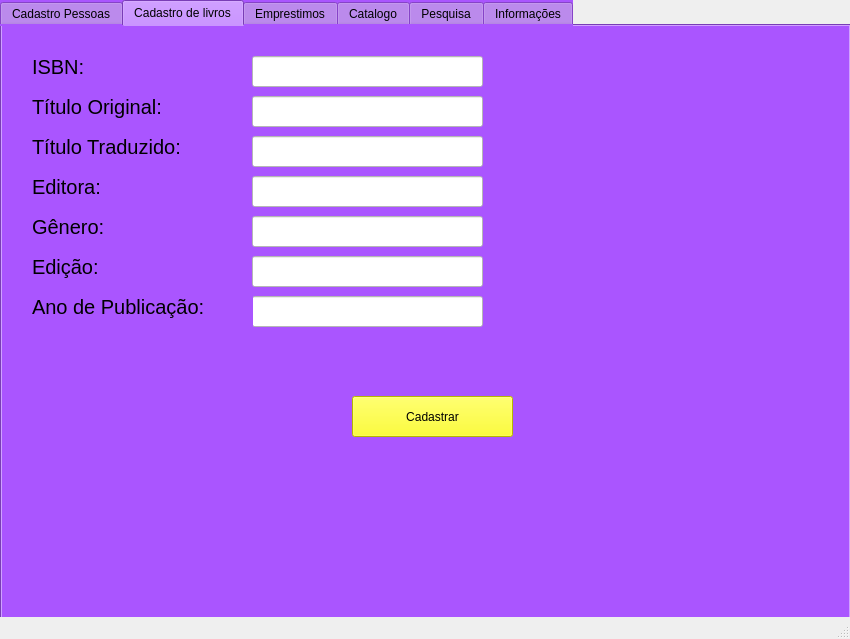
FelipeModena/BD-Biblioteca-Inae-Python, file BDBiblioteca.ui: the form before one commit.
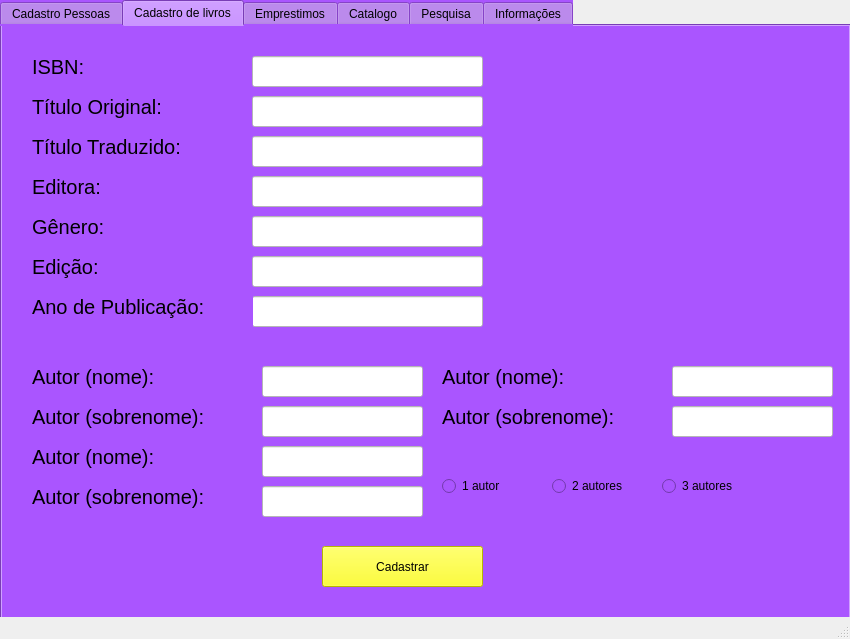
The form after the commit. The open tabs and pages were chosen to show the change.

```diff
--- a/BDBiblioteca.ui
+++ b/BDBiblioteca.ui
@@ -766,8 +766,8 @@
      <widget class="QPushButton" name="CadastraLivro">
       <property name="geometry">
        <rect>
-        <x>350</x>
-        <y>370</y>
+        <x>320</x>
+        <y>520</y>
         <width>161</width>
         <height>41</height>
        </rect>
@@ -779,6 +779,249 @@
        <string>Cadastrar</string>
       </property>
      </widget>
+     <widget class="QLabel" name="NomeAutor1">
+      <property name="geometry">
+       <rect>
+        <x>30</x>
+        <y>330</y>
+        <width>221</width>
+        <height>41</height>
+       </rect>
+      </property>
+      <property name="font">
+       <font>
+        <pointsize>15</pointsize>
+       </font>
+      </property>
+      <property name="lineWidth">
+       <number>1</number>
+      </property>
+      <property name="text">
+       <string>Autor (nome):</string>
+      </property>
+     </widget>
+     <widget class="QLineEdit" name="InsertNomeAutor1">
+      <property name="geometry">
+       <rect>
+        <x>260</x>
+        <y>340</y>
+        <width>161</width>
+        <height>31</height>
+       </rect>
+      </property>
+      <property name="styleSheet">
+       <string notr="true">background-color: rgb(255, 255, 255);</string>
+      </property>
+     </widget>
+     <widget class="QLabel" name="SobrenomAutor1">
+      <property name="geometry">
+       <rect>
+        <x>30</x>
+        <y>370</y>
+        <width>221</width>
+        <height>41</height>
+       </rect>
+      </property>
+      <property name="font">
+       <font>
+        <pointsize>15</pointsize>
+       </font>
+      </property>
+      <property name="lineWidth">
+       <number>1</number>
+      </property>
+      <property name="text">
+       <string>Autor (sobrenome):</string>
+      </property>
+     </widget>
+     <widget class="QLineEdit" name="InsertSobrenomeAutor1">
+      <property name="geometry">
+       <rect>
+        <x>260</x>
+        <y>380</y>
+        <width>161</width>
+        <height>31</height>
+       </rect>
+      </property>
+      <property name="styleSheet">
+       <string notr="true">background-color: rgb(255, 255, 255);</string>
+      </property>
+     </widget>
+     <widget class="QLabel" name="NomeAutor2">
+      <property name="geometry">
+       <rect>
+        <x>30</x>
+        <y>410</y>
+        <width>221</width>
+        <height>41</height>
+       </rect>
+      </property>
+      <property name="font">
+       <font>
+        <pointsize>15</pointsize>
+       </font>
+      </property>
+      <property name="lineWidth">
+       <number>1</number>
+      </property>
+      <property name="text">
+       <string>Autor (nome):</string>
+      </property>
+     </widget>
+     <widget class="QLineEdit" name="InsertNomeAutor2">
+      <property name="geometry">
+       <rect>
+        <x>260</x>
+        <y>420</y>
+        <width>161</width>
+        <height>31</height>
+       </rect>
+      </property>
+      <property name="styleSheet">
+       <string notr="true">background-color: rgb(255, 255, 255);</string>
+      </property>
+     </widget>
+     <widget class="QLabel" name="SobrenomeAutor2">
+      <property name="geometry">
+       <rect>
+        <x>30</x>
+        <y>450</y>
+        <width>221</width>
+        <height>41</height>
+       </rect>
+      </property>
+      <property name="font">
+       <font>
+        <pointsize>15</pointsize>
+       </font>
+      </property>
+      <property name="lineWidth">
+       <number>1</number>
+      </property>
+      <property name="text">
+       <string>Autor (sobrenome):</string>
+      </property>
+     </widget>
+     <widget class="QLineEdit" name="InsertSobrenomeAutor2">
+      <property name="geometry">
+       <rect>
+        <x>260</x>
+        <y>460</y>
+        <width>161</width>
+        <height>31</height>
+       </rect>
+      </property>
+      <property name="styleSheet">
+       <string notr="true">background-color: rgb(255, 255, 255);</string>
+      </property>
+     </widget>
+     <widget class="QLabel" name="NomeAutor3">
+      <property name="geometry">
+       <rect>
+        <x>440</x>
+        <y>330</y>
+        <width>221</width>
+        <height>41</height>
+       </rect>
+      </property>
+      <property name="font">
+       <font>
+        <pointsize>15</pointsize>
+       </font>
+      </property>
+      <property name="lineWidth">
+       <number>1</number>
+      </property>
+      <property name="text">
+       <string>Autor (nome):</string>
+      </property>
+     </widget>
+     <widget class="QLineEdit" name="InsertNomeAutor3">
+      <property name="geometry">
+       <rect>
+        <x>670</x>
+        <y>340</y>
+        <width>161</width>
+        <height>31</height>
+       </rect>
+      </property>
+      <property name="styleSheet">
+       <string notr="true">background-color: rgb(255, 255, 255);</string>
+      </property>
+     </widget>
+     <widget class="QLabel" name="SobrenomeAutor3">
+      <property name="geometry">
+       <rect>
+        <x>440</x>
+        <y>370</y>
+        <width>221</width>
+        <height>41</height>
+       </rect>
+      </property>
+      <property name="font">
+       <font>
+        <pointsize>15</pointsize>
+       </font>
+      </property>
+      <property name="lineWidth">
+       <number>1</number>
+      </property>
+      <property name="text">
+       <string>Autor (sobrenome):</string>
+      </property>
+     </widget>
+     <widget class="QLineEdit" name="InsertSobrenomeAutor3">
+      <property name="geometry">
+       <rect>
+        <x>670</x>
+        <y>380</y>
+        <width>161</width>
+        <height>31</height>
+       </rect>
+      </property>
+      <property name="styleSheet">
+       <string notr="true">background-color: rgb(255, 255, 255);</string>
+      </property>
+     </widget>
+     <widget class="QRadioButton" name="radioButton">
+      <property name="geometry">
+       <rect>
+        <x>440</x>
+        <y>450</y>
+        <width>95</width>
+        <height>20</height>
+       </rect>
+      </property>
+      <property name="text">
+       <string>1 autor</string>
+      </property>
+     </widget>
+     <widget class="QRadioButton" name="radioButton_2">
+      <property name="geometry">
+       <rect>
+        <x>550</x>
+        <y>450</y>
+        <width>95</width>
+        <height>20</height>
+       </rect>
+      </property>
+      <property name="text">
+       <string>2 autores</string>
+      </property>
+     </widget>
+     <widget class="QRadioButton" name="radioButton_3">
+      <property name="geometry">
+       <rect>
+        <x>660</x>
+        <y>450</y>
+        <width>95</width>
+        <height>20</height>
+       </rect>
+      </property>
+      <property name="text">
+       <string>3 autores</string>
+      </property>
+     </widget>
     </widget>
     <widget class="QWidget" name="tab_3">
      <attribute name="title">
```
Left out of the diff: 36 changed lines with no effect on the pictures.
